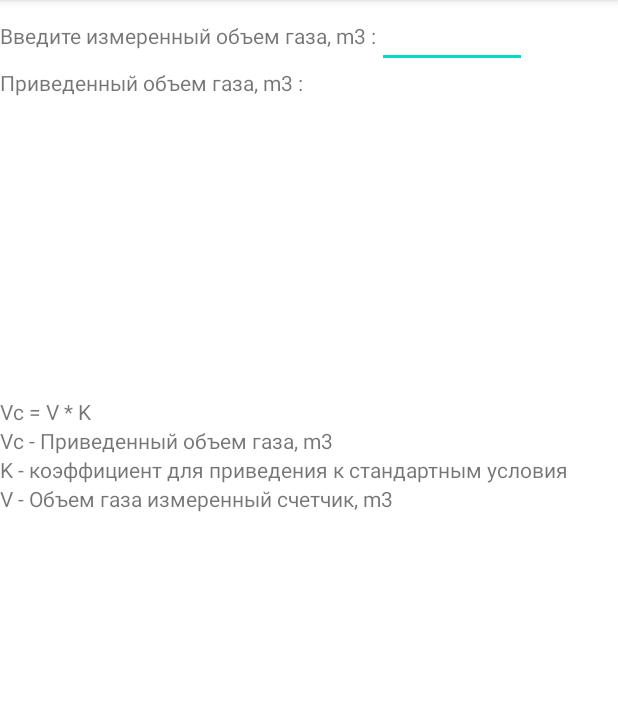
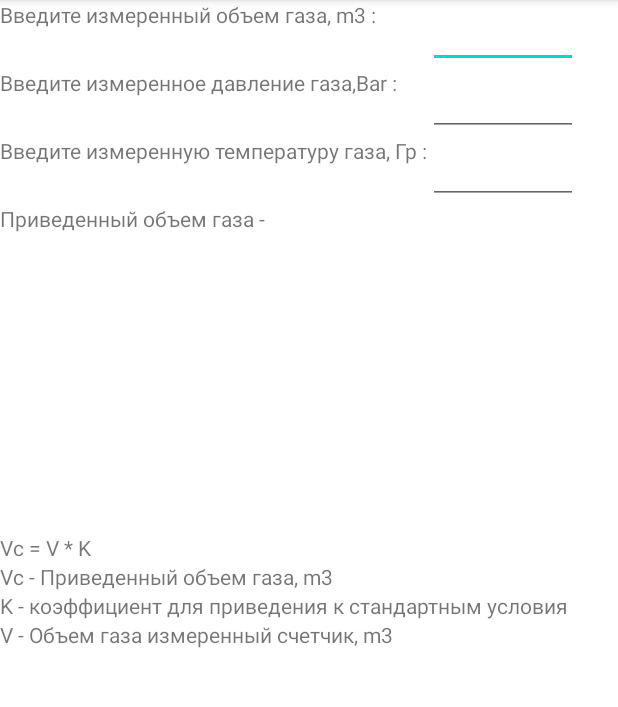
Before and after one commit to ilya-uzun/The-calculator-TEP-, an Android app: the GasActivity screen opened directly, with no data from a screen before it, on a phone screen of 412 x 824 dp, the part 84-791 px from its top. Run offline under Robolectric (Android 15) with nearby library versions, the phone set to English and light mode, and no system bars.

Commit message:
добывил ячейки ввода

```diff
--- a/app/src/main/res/layout/activity_gaz.xml
+++ b/app/src/main/res/layout/activity_gaz.xml
@@ -24,23 +24,66 @@
                 <LinearLayout
                     android:layout_width="wrap_content"
                     android:layout_height="wrap_content"
+                    android:layout_weight="1">
+
+                    <LinearLayout
+                        android:layout_width="wrap_content"
+                        android:layout_height="match_parent"
                         android:layout_weight="1"
-                    android:orientation="horizontal">
+                        android:orientation="vertical">
 
                         <TextView
                             android:id="@+id/text_view_enter_V"
                             android:layout_width="match_parent"
-                        android:layout_height="wrap_content"
+                            android:layout_height="45dp"
                             android:layout_weight="1"
                             android:text="@string/text_view_enter_V" />
+
+                        <TextView
+                            android:id="@+id/textView"
+                            android:layout_width="match_parent"
+                            android:layout_height="45dp"
+                            android:layout_weight="1"
+                            android:text="@string/text_view_enter_P" />
+
+                        <TextView
+                            android:id="@+id/textView5"
+                            android:layout_width="match_parent"
+                            android:layout_height="45dp"
+                            android:layout_weight="1"
+                            android:text="@string/text_view_enter_T" />
+                    </LinearLayout>
+
+                    <LinearLayout
+                        android:layout_width="match_parent"
+                        android:layout_height="match_parent"
+                        android:layout_weight="1"
+                        android:orientation="vertical">
 
                         <EditText
                             android:id="@+id/edit_text_enter_V"
                             android:layout_width="100dp"
                             android:layout_height="45dp"
                             android:layout_weight="1"
-                        android:inputType="numberDecimal"
-                        android:imeOptions="actionGo"/>
+                            android:imeOptions="actionGo"
+                            android:inputType="numberDecimal" />
+
+                        <EditText
+                            android:id="@+id/textView2"
+                            android:layout_width="match_parent"
+                            android:layout_height="45dp"
+                            android:layout_weight="1"
+                            android:imeOptions="actionGo"
+                            android:inputType="numberDecimal" />
+
+                        <EditText
+                            android:id="@+id/textView4"
+                            android:layout_width="match_parent"
+                            android:layout_height="45dp"
+                            android:layout_weight="1"
+                            android:imeOptions="actionGo"
+                            android:inputType="numberDecimal" />
+                    </LinearLayout>
                 </LinearLayout>
 
                 <LinearLayout
--- a/app/src/main/res/values/strings.xml
+++ b/app/src/main/res/values/strings.xml
@@ -6,5 +6,7 @@
     <string name="text_view_K">K - коэффициент для приведения к стандартным условия </string>
     <string name="button_Vc_Gaz">Расчитать приведенный объём газа</string>
     <string name="text_view_enter_V">Введите измеренный объем газа, m3 :    </string>
-    <string name="text_view_output_Vс">Приведенный объем газа, m3 :    </string>
+    <string name="text_view_enter_T">Введите измеренную температуру газа, Гр :    </string>
+    <string name="text_view_enter_P">Введите измеренное давление газа,Bar : </string>
+    <string name="text_view_output_Vс">Приведенный объем газа -  </string>
 </resources>
```
Lines whose indentation alone changed are shown as unchanged.
